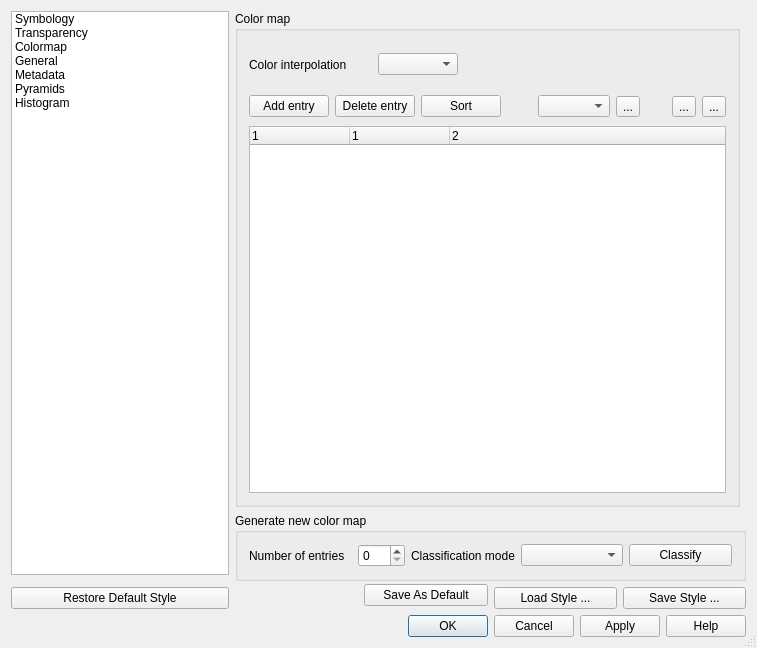
This is qgis/src/ui/qgsrasterlayerpropertiesbase.ui in sourcepole/qgis as Qt 5 draws it before an edit. The edited form follows.
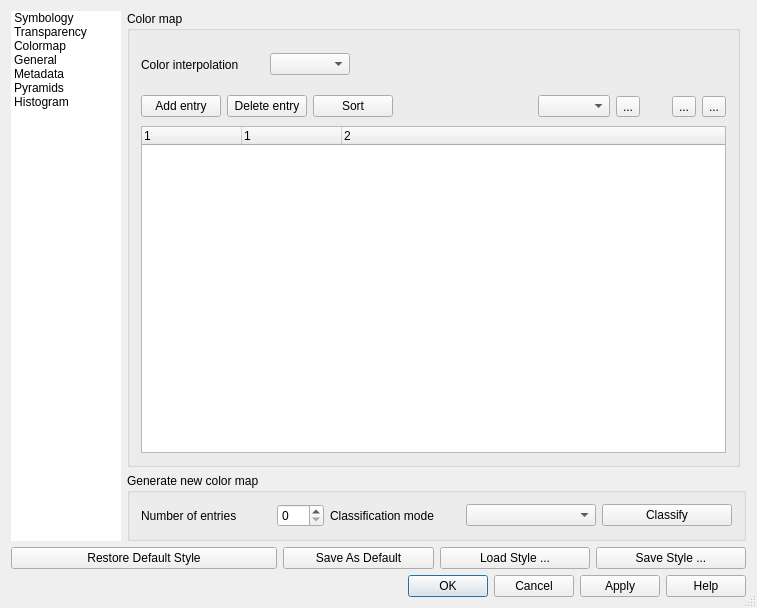
This is the edited form. Icons and pictures are not drawn.

Commit message: Property list updates so they work nicely when icons are ready

Diff of the .ui file:
```diff
--- a/qgis/src/ui/qgsrasterlayerpropertiesbase.ui
+++ b/qgis/src/ui/qgsrasterlayerpropertiesbase.ui
@@ -7,7 +7,7 @@
     <x>0</x>
     <y>0</y>
     <width>757</width>
-    <height>648</height>
+    <height>608</height>
    </rect>
   </property>
   <property name="windowTitle">
@@ -27,6 +27,66 @@
   <layout class="QGridLayout" name="gridLayout">
    <item row="0" column="0">
     <widget class="QListWidget" name="listWidget">
+     <property name="minimumSize">
+      <size>
+       <width>110</width>
+       <height>0</height>
+      </size>
+     </property>
+     <property name="maximumSize">
+      <size>
+       <width>110</width>
+       <height>16777215</height>
+      </size>
+     </property>
+     <property name="frameShape">
+      <enum>QFrame::NoFrame</enum>
+     </property>
+     <property name="frameShadow">
+      <enum>QFrame::Plain</enum>
+     </property>
+     <property name="horizontalScrollBarPolicy">
+      <enum>Qt::ScrollBarAlwaysOff</enum>
+     </property>
+     <property name="editTriggers">
+      <set>QAbstractItemView::NoEditTriggers</set>
+     </property>
+     <property name="showDropIndicator" stdset="0">
+      <bool>false</bool>
+     </property>
+     <property name="alternatingRowColors">
+      <bool>false</bool>
+     </property>
+     <property name="iconSize">
+      <size>
+       <width>64</width>
+       <height>64</height>
+      </size>
+     </property>
+     <property name="textElideMode">
+      <enum>Qt::ElideNone</enum>
+     </property>
+     <property name="flow">
+      <enum>QListView::TopToBottom</enum>
+     </property>
+     <property name="isWrapping" stdset="0">
+      <bool>false</bool>
+     </property>
+     <property name="resizeMode">
+      <enum>QListView::Adjust</enum>
+     </property>
+     <property name="spacing">
+      <number>9</number>
+     </property>
+     <property name="viewMode">
+      <enum>QListView::IconMode</enum>
+     </property>
+     <property name="uniformItemSizes">
+      <bool>false</bool>
+     </property>
+     <property name="wordWrap">
+      <bool>true</bool>
+     </property>
      <item>
       <property name="text">
        <string>Symbology</string>
@@ -64,7 +124,7 @@
      </item>
     </widget>
    </item>
-   <item row="0" column="1" rowspan="2" colspan="4">
+   <item row="0" column="1" colspan="4">
     <widget class="QStackedWidget" name="tabBar">
      <property name="currentIndex">
       <number>2</number>
@@ -1968,35 +2028,35 @@
      </widget>
     </widget>
    </item>
-   <item row="1" column="2" rowspan="2">
-    <widget class="QPushButton" name="pbnSaveDefaultStyle">
-     <property name="text">
-      <string>Save As Default</string>
-     </property>
-    </widget>
-   </item>
-   <item row="2" column="0">
+   <item row="1" column="0" colspan="2">
     <widget class="QPushButton" name="pbnLoadDefaultStyle">
      <property name="text">
       <string>Restore Default Style</string>
      </property>
     </widget>
    </item>
-   <item row="2" column="3">
+   <item row="1" column="2">
+    <widget class="QPushButton" name="pbnSaveDefaultStyle">
+     <property name="text">
+      <string>Save As Default</string>
+     </property>
+    </widget>
+   </item>
+   <item row="1" column="3">
     <widget class="QPushButton" name="pbnLoadStyle">
      <property name="text">
       <string>Load Style ...</string>
      </property>
     </widget>
    </item>
-   <item row="2" column="4">
+   <item row="1" column="4">
     <widget class="QPushButton" name="pbnSaveStyleAs">
      <property name="text">
       <string>Save Style ...</string>
      </property>
     </widget>
    </item>
-   <item row="3" column="0" colspan="5">
+   <item row="2" column="0" colspan="5">
     <widget class="QDialogButtonBox" name="buttonBox">
      <property name="orientation">
       <enum>Qt::Horizontal</enum>
```
Left out of the diff: 54 changed lines with no effect on the pictures. The commit also changes 2 other files.
